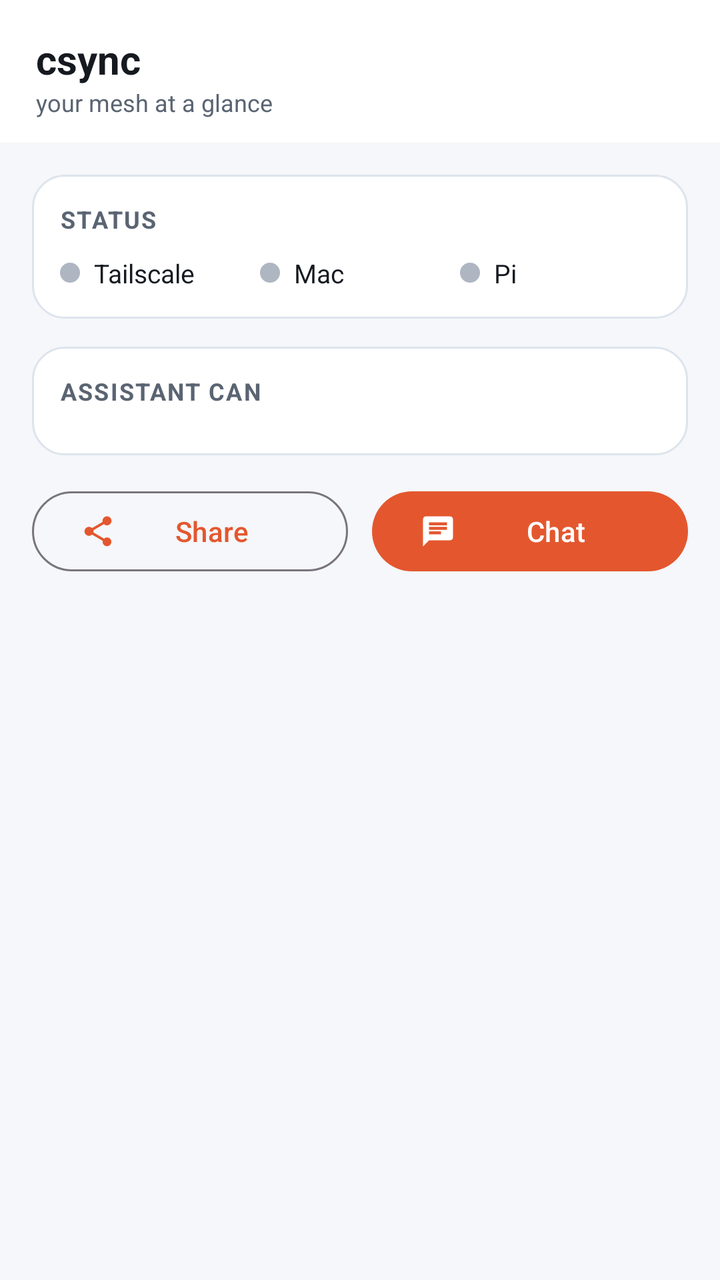
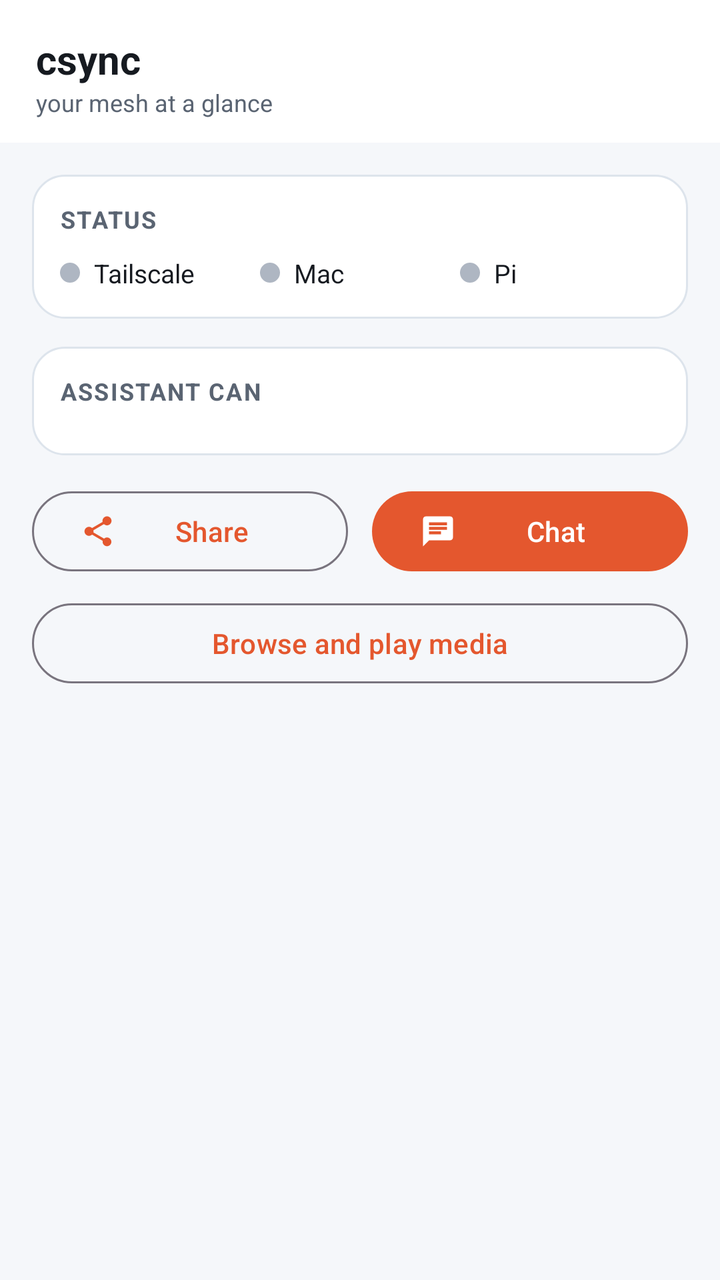

Before-and-after screenshots of an Android layout around one commit, followed by the original layout XML and the change that was made.
<!-- AndroidManifest.xml: application theme Theme.Csync -->
<!-- res/layout/page_home.xml -->
<?xml version="1.0" encoding="utf-8"?>
<LinearLayout xmlns:android="http://schemas.android.com/apk/res/android"
    xmlns:app="http://schemas.android.com/apk/res-auto"
    android:layout_width="match_parent"
    android:layout_height="match_parent"
    android:orientation="vertical"
    android:background="@color/bg">

    
    <LinearLayout
        android:layout_width="match_parent"
        android:layout_height="wrap_content"
        android:orientation="vertical"
        android:paddingLeft="18dp" android:paddingRight="18dp"
        android:paddingTop="16dp" android:paddingBottom="12dp"
        android:background="@color/surface">
        <TextView android:layout_width="wrap_content" android:layout_height="wrap_content"
            android:text="csync" android:textSize="20sp" android:textStyle="bold" android:textColor="@color/text"/>
        <TextView android:layout_width="wrap_content" android:layout_height="wrap_content"
            android:text="your mesh at a glance" android:textSize="12sp" android:textColor="@color/dim"/>
    </LinearLayout>

    <ScrollView
        android:layout_width="match_parent"
        android:layout_height="0dp"
        android:layout_weight="1">

        <LinearLayout
            android:layout_width="match_parent"
            android:layout_height="wrap_content"
            android:orientation="vertical"
            android:padding="16dp">

            
            <LinearLayout
                android:layout_width="match_parent"
                android:layout_height="wrap_content"
                android:orientation="vertical"
                android:background="@drawable/card_bg"
                android:padding="14dp">
                <TextView android:layout_width="wrap_content" android:layout_height="wrap_content"
                    android:text="STATUS" android:textSize="12sp" android:textStyle="bold"
                    android:textColor="@color/dim" android:letterSpacing="0.06"
                    android:layout_marginBottom="10dp"/>
                <LinearLayout android:layout_width="match_parent" android:layout_height="wrap_content"
                    android:orientation="horizontal">
                    <LinearLayout android:layout_width="0dp" android:layout_weight="1" android:layout_height="wrap_content"
                        android:orientation="horizontal" android:gravity="center_vertical">
                        <View android:id="@+id/home_dot_tail" android:layout_width="10dp" android:layout_height="10dp"
                            android:layout_marginEnd="7dp" android:background="@drawable/dot_circle"/>
                        <TextView android:layout_width="wrap_content" android:layout_height="wrap_content"
                            android:text="Tailscale" android:textSize="13sp" android:textColor="@color/text"/>
                    </LinearLayout>
                    <LinearLayout android:layout_width="0dp" android:layout_weight="1" android:layout_height="wrap_content"
                        android:orientation="horizontal" android:gravity="center_vertical">
                        <View android:id="@+id/home_dot_mac" android:layout_width="10dp" android:layout_height="10dp"
                            android:layout_marginEnd="7dp" android:background="@drawable/dot_circle"/>
                        <TextView android:layout_width="wrap_content" android:layout_height="wrap_content"
                            android:text="Mac" android:textSize="13sp" android:textColor="@color/text"/>
                    </LinearLayout>
                    <LinearLayout android:layout_width="0dp" android:layout_weight="1" android:layout_height="wrap_content"
                        android:orientation="horizontal" android:gravity="center_vertical">
                        <View android:id="@+id/home_dot_pi" android:layout_width="10dp" android:layout_height="10dp"
                            android:layout_marginEnd="7dp" android:background="@drawable/dot_circle"/>
                        <TextView android:layout_width="wrap_content" android:layout_height="wrap_content"
                            android:text="Pi" android:textSize="13sp" android:textColor="@color/text"/>
                    </LinearLayout>
                </LinearLayout>
            </LinearLayout>

            
            <LinearLayout
                android:layout_width="match_parent"
                android:layout_height="wrap_content"
                android:orientation="vertical"
                android:background="@drawable/card_bg"
                android:padding="14dp"
                android:layout_marginTop="14dp">
                <TextView android:layout_width="wrap_content" android:layout_height="wrap_content"
                    android:text="ASSISTANT CAN" android:textSize="12sp" android:textStyle="bold"
                    android:textColor="@color/dim" android:letterSpacing="0.06"
                    android:layout_marginBottom="10dp"/>
                <LinearLayout android:id="@+id/home_caps"
                    android:layout_width="match_parent" android:layout_height="wrap_content"
                    android:orientation="vertical"/>
            </LinearLayout>

            
            <LinearLayout
                android:layout_width="match_parent"
                android:layout_height="wrap_content"
                android:orientation="horizontal"
                android:layout_marginTop="14dp">
                <com.google.android.material.button.MaterialButton
                    android:id="@+id/home_share"
                    style="@style/Widget.Material3.Button.OutlinedButton"
                    android:layout_width="0dp" android:layout_weight="1" android:layout_height="wrap_content"
                    android:layout_marginEnd="6dp"
                    app:icon="@drawable/ic_share" android:text="Share"/>
                <com.google.android.material.button.MaterialButton
                    android:id="@+id/home_chat"
                    android:layout_width="0dp" android:layout_weight="1" android:layout_height="wrap_content"
                    android:layout_marginStart="6dp"
                    app:icon="@drawable/ic_forum" android:text="Chat"/>
            </LinearLayout>

        </LinearLayout>
    </ScrollView>
</LinearLayout>
<!-- resources referenced by this layout -->
<resources>
  <color name="bg">#F5F7FA</color>
  <color name="dim">#5A6472</color>
  <color name="surface">#FFFFFF</color>
  <color name="text">#161A20</color>
  <!-- drawable card_bg (drawable) -->
  <?xml version="1.0" encoding="utf-8"?>
  <shape xmlns:android="http://schemas.android.com/apk/res/android" android:shape="rectangle">
      <solid android:color="@color/surface"/>
      <corners android:radius="16dp"/>
      <stroke android:width="1dp" android:color="@color/border"/>
  </shape>
  <!-- drawable dot_circle (drawable) -->
  <?xml version="1.0" encoding="utf-8"?>
  <shape xmlns:android="http://schemas.android.com/apk/res/android" android:shape="oval">
      <solid android:color="@color/offline"/>
      <size android:width="10dp" android:height="10dp"/>
  </shape>
  <!-- drawable ic_forum (drawable) -->
  <vector xmlns:android="http://schemas.android.com/apk/res/android" android:width="24dp" android:height="24dp" android:viewportWidth="24" android:viewportHeight="24">
      <path android:fillColor="@android:color/white" android:pathData="M20,2L4,2c-1.1,0 -1.99,0.9 -1.99,2L2,22l4,-4h14c1.1,0 2,-0.9 2,-2L22,4c0,-1.1 -0.9,-2 -2,-2zM6,9h12v2L6,11L6,9zM14,14L6,14v-2h8v2zM18,8L6,8L6,6h12v2z"/>
  </vector>
  <!-- drawable ic_share (drawable) -->
  <vector xmlns:android="http://schemas.android.com/apk/res/android" android:width="24dp" android:height="24dp" android:viewportWidth="24" android:viewportHeight="24">
      <path android:fillColor="@android:color/white" android:pathData="M18,16.08c-0.76,0 -1.44,0.3 -1.96,0.77L8.91,12.7c0.05,-0.23 0.09,-0.46 0.09,-0.7s-0.04,-0.47 -0.09,-0.7l7.05,-4.11c0.54,0.5 1.25,0.81 2.04,0.81 1.66,0 3,-1.34 3,-3s-1.34,-3 -3,-3 -3,1.34 -3,3c0,0.24 0.04,0.47 0.09,0.7L8.04,9.81C7.5,9.31 6.79,9 6,9c-1.66,0 -3,1.34 -3,3s1.34,3 3,3c0.79,0 1.5,-0.31 2.04,-0.81l7.12,4.16c-0.05,0.21 -0.08,0.43 -0.08,0.65 0,1.61 1.31,2.92 2.92,2.92 1.61,0 2.92,-1.31 2.92,-2.92s-1.31,-2.92 -2.92,-2.92z"/>
  </vector>
  <style name="Theme.Csync" parent="Theme.Material3.DayNight.NoActionBar">
          <item name="colorPrimary">@color/coral</item>
          <item name="colorOnPrimary">@color/onAccent</item>
          <item name="android:colorBackground">@color/bg</item>
          <item name="colorSurface">@color/surface</item>
          <item name="colorOnSurface">@color/text</item>
          <item name="colorOnBackground">@color/text</item>
          <item name="android:statusBarColor">@color/bg</item>
          <item name="android:navigationBarColor">@color/surface</item>
          <item name="android:windowLightStatusBar" tools:targetApi="m">true</item>
      </style>
  <color name="border">#DDE4EC</color>
  <color name="offline">#AEB6C2</color>
  <color name="coral">#E4572E</color>
  <color name="onAccent">#FFFFFF</color>
</resources>

<!-- the commit's change to res/layout/page_home.xml (unified diff, before → after) -->
@@ -103,6 +103,11 @@
                     android:layout_marginStart="6dp"
                     app:icon="@drawable/ic_forum" android:text="Chat"/>
             </LinearLayout>
+            <com.google.android.material.button.MaterialButton
+                android:id="@+id/home_media"
+                style="@style/Widget.Material3.Button.OutlinedButton"
+                android:layout_width="match_parent" android:layout_height="wrap_content"
+                android:layout_marginTop="8dp" android:text="Browse and play media"/>
 
         </LinearLayout>
     </ScrollView>
